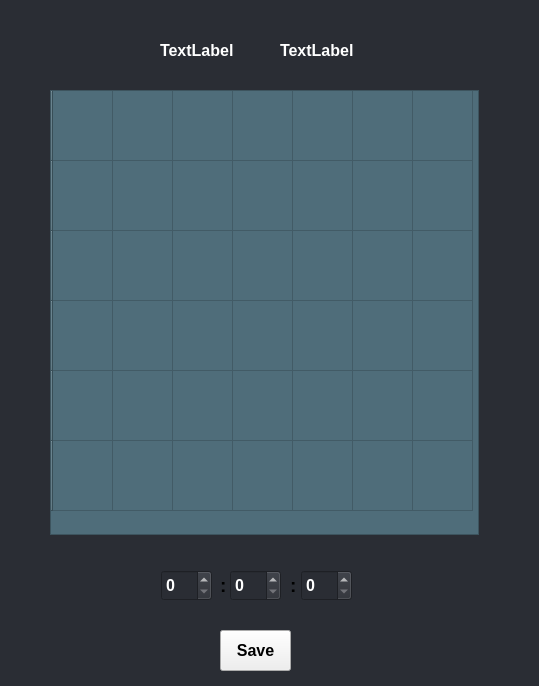
Qt form WorkShopProject/calendardialog.ui (shaahinfaezi/WorkShopProject) before a commit.
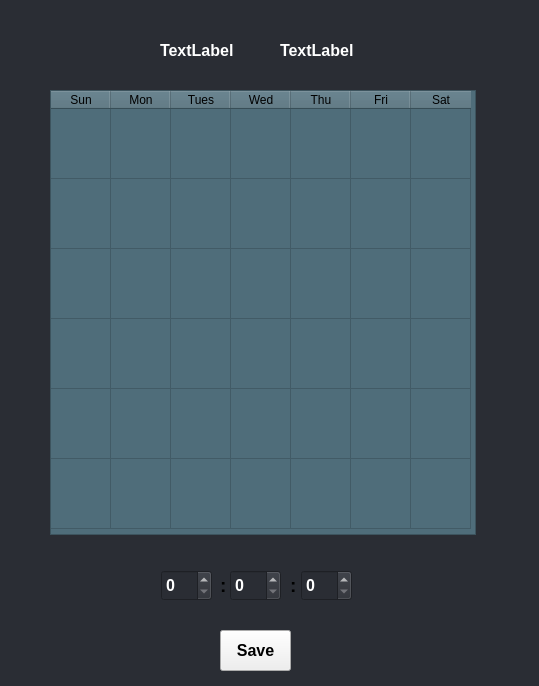
The same form after that commit.

Diff of the .ui file:
```diff
--- a/WorkShopProject/calendardialog.ui
+++ b/WorkShopProject/calendardialog.ui
@@ -10,6 +10,18 @@
     <height>686</height>
    </rect>
   </property>
+  <property name="minimumSize">
+   <size>
+    <width>0</width>
+    <height>0</height>
+   </size>
+  </property>
+  <property name="maximumSize">
+   <size>
+    <width>16777215</width>
+    <height>16777215</height>
+   </size>
+  </property>
   <property name="font">
    <font>
     <pointsize>12</pointsize>
@@ -29,15 +41,24 @@
     <rect>
      <x>50</x>
      <y>90</y>
-     <width>429</width>
+     <width>426</width>
      <height>445</height>
     </rect>
    </property>
+   <property name="sizePolicy">
+    <sizepolicy hsizetype="Preferred" vsizetype="Preferred">
+     <horstretch>0</horstretch>
+     <verstretch>0</verstretch>
+    </sizepolicy>
+   </property>
    <property name="styleSheet">
     <string notr="true">background-color:rgb(79, 109, 122)</string>
    </property>
+   <property name="showGrid">
+    <bool>true</bool>
+   </property>
    <attribute name="horizontalHeaderVisible">
-    <bool>false</bool>
+    <bool>true</bool>
    </attribute>
    <attribute name="horizontalHeaderCascadingSectionResizes">
     <bool>false</bool>
@@ -45,6 +66,12 @@
    <attribute name="horizontalHeaderDefaultSectionSize">
     <number>60</number>
    </attribute>
+   <attribute name="horizontalHeaderHighlightSections">
+    <bool>true</bool>
+   </attribute>
+   <attribute name="verticalHeaderVisible">
+    <bool>false</bool>
+   </attribute>
    <attribute name="verticalHeaderDefaultSectionSize">
     <number>70</number>
    </attribute>
```
